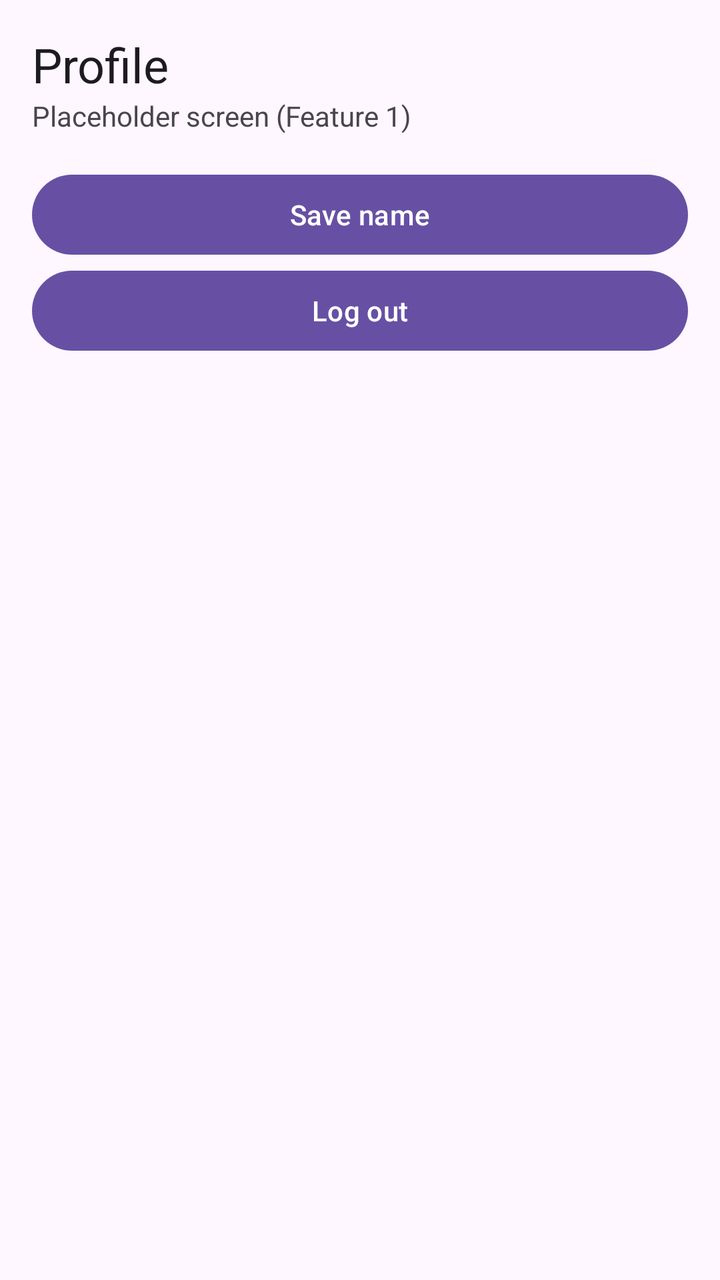
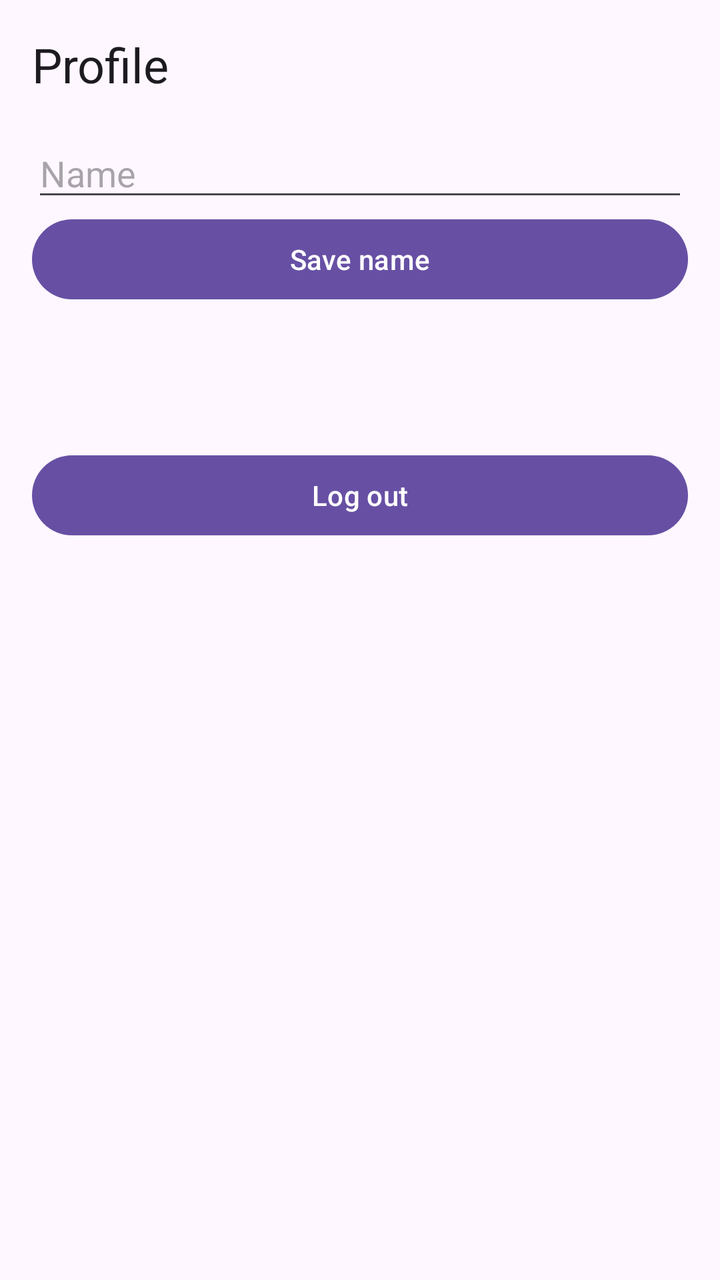

Screens rendered from an Android XML layout before and after an edit, with the pre-edit source and the edit as a unified diff.
<!-- AndroidManifest.xml: application theme Theme.SplitSmartGroup19 -->
<!-- res/layout/activity_profile.xml -->
<?xml version="1.0" encoding="utf-8"?>
<LinearLayout xmlns:android="http://schemas.android.com/apk/res/android"
    android:id="@+id/main"
    android:layout_width="match_parent"
    android:layout_height="match_parent"
    android:orientation="vertical"
    android:padding="16dp">

    <TextView
        android:layout_width="wrap_content"
        android:layout_height="wrap_content"
        android:text="Profile"
        android:textAppearance="?attr/textAppearanceHeadlineSmall" />

    <TextView
        android:layout_width="wrap_content"
        android:layout_height="wrap_content"
        android:layout_marginBottom="16dp"
        android:text="Placeholder screen (Feature 1)" />

    <Button
        android:id="@+id/buttonSaveName"
        android:layout_width="match_parent"
        android:layout_height="wrap_content"
        android:text="Save name" />

    <Button
        android:id="@+id/buttonLogOut"
        android:layout_width="match_parent"
        android:layout_height="wrap_content"
        android:text="Log out" />

</LinearLayout>
<!-- resources referenced by this layout -->
<resources>
  <style name="Theme.SplitSmartGroup19" parent="Base.Theme.SplitSmartGroup19" />
  <style name="Base.Theme.SplitSmartGroup19" parent="Theme.Material3.DayNight.NoActionBar">
          
          
      </style>
</resources>

<!-- the commit's change to res/layout/activity_profile.xml (unified diff, before → after) -->
@@ -9,20 +9,35 @@
     <TextView
         android:layout_width="wrap_content"
         android:layout_height="wrap_content"
+        android:layout_marginBottom="16dp"
         android:text="Profile"
         android:textAppearance="?attr/textAppearanceHeadlineSmall" />
 
-    <TextView
-        android:layout_width="wrap_content"
+    <EditText
+        android:id="@+id/editName"
+        android:layout_width="match_parent"
         android:layout_height="wrap_content"
-        android:layout_marginBottom="16dp"
-        android:text="Placeholder screen (Feature 1)" />
+        android:autofillHints="none"
+        android:hint="Name"
+        android:inputType="textPersonName" />
 
     <Button
         android:id="@+id/buttonSaveName"
         android:layout_width="match_parent"
         android:layout_height="wrap_content"
         android:text="Save name" />
+
+    <TextView
+        android:id="@+id/textEmail"
+        android:layout_width="match_parent"
+        android:layout_height="wrap_content"
+        android:layout_marginTop="16dp" />
+
+    <TextView
+        android:id="@+id/textUscId"
+        android:layout_width="match_parent"
+        android:layout_height="wrap_content"
+        android:layout_marginBottom="16dp" />
 
     <Button
         android:id="@+id/buttonLogOut"
